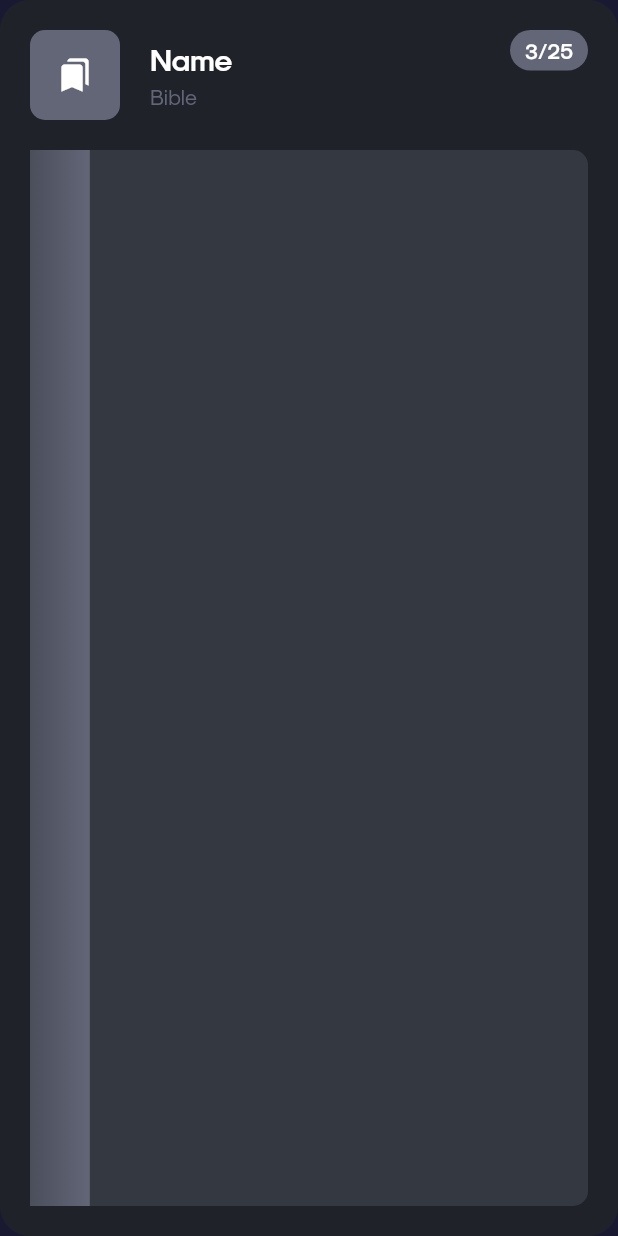
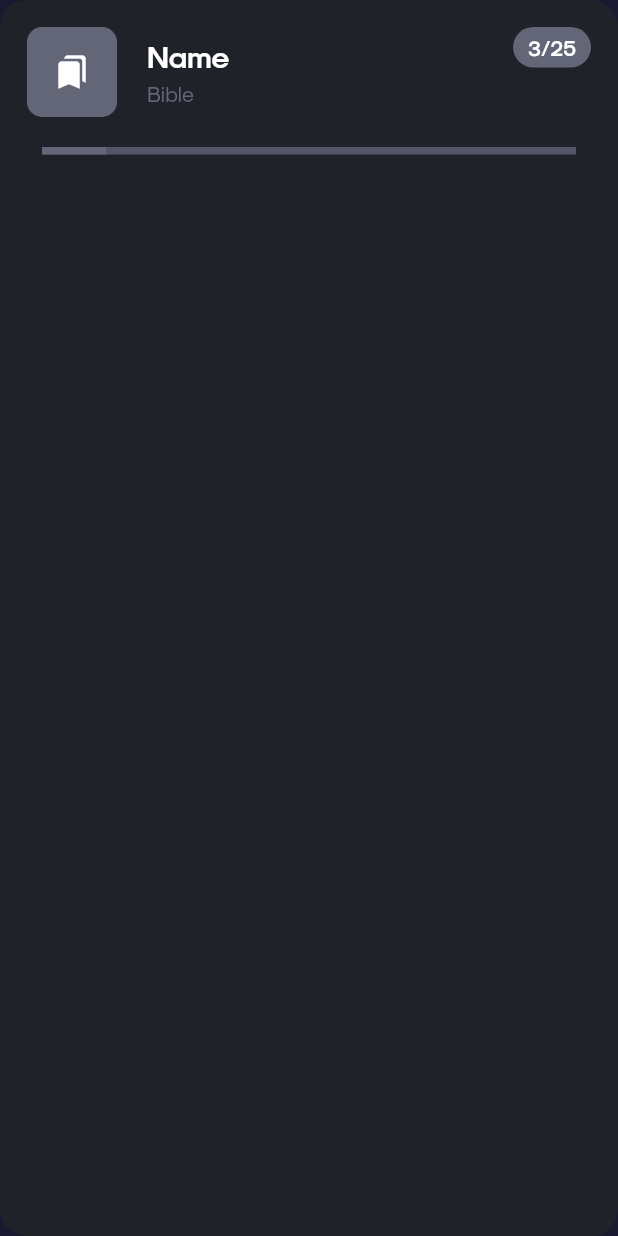
Before and after one commit to alexsosat/Bible_Quest, a Flutter app: the PlanCard widget shown alone on an empty page, opened directly, on a phone screen of 412 x 824 dp. Run offline on Flutter 3.47's test engine with Material 2 defaults, Android fonts, the phone set to English and light mode, and no system bars; drawn by our look-alikes of percent_indicator; our stand-ins replace device_preview, firebase_auth, firebase_core, font_awesome_flutter, get, get_storage; missing offline and left inert: spring; accounts and stored records are empty; network calls fail.

Commit message:
Tweenings to design of plan cards

```diff
--- a/bible_quest/lib/app/modules/activities/lectures/views/widgets/progress_card.dart
+++ b/bible_quest/lib/app/modules/activities/lectures/views/widgets/progress_card.dart
@@ -1,3 +1,4 @@
+import 'package:bible_quest/globals/progress/linear_progress_bar.dart';
 import 'package:bible_quest/utils/colors.dart';
 import 'package:flutter/material.dart';
 
@@ -21,13 +22,17 @@ class PlanCard extends StatelessWidget {
 
   @override
   Widget build(BuildContext context) {
-    return InkWell(
-      onTap: () {},
+    return TextButton(
+      onPressed: () {},
+      style: TextButton.styleFrom(
+        primary: Colors.white,
+        backgroundColor: HexColor.fromHex("20222A"),
+        shape: RoundedRectangleBorder(
+          borderRadius: BorderRadius.circular(18.0),
+        ),
+      ),
       child: Container(
-        padding: EdgeInsets.all(20),
-        decoration: BoxDecoration(
-            color: HexColor.fromHex("20222A"),
-            borderRadius: BorderRadius.circular(20)),
+        padding: EdgeInsets.all(10),
         child: Column(
           crossAxisAlignment: CrossAxisAlignment.start,
           children: [
@@ -75,24 +80,10 @@ class PlanCard extends StatelessWidget {
               ],
             ),
             SizedBox(height: 20),
-            Expanded(
-              child: Container(
-                  width: double.infinity,
-                  height: 5,
-                  decoration: BoxDecoration(
-                      borderRadius: BorderRadius.circular(10),
-                      color: HexColor.fromHex("343840")),
-                  child: Row(children: [
-                    Expanded(
-                        flex: ratingsUpperNumber,
-                        child: Container(
-                            decoration: BoxDecoration(
-                                gradient: LinearGradient(colors: [
-                          darken(HexColor.fromHex(color)),
-                          HexColor.fromHex(color)
-                        ])))),
-                    Expanded(flex: ratingsLowerNumber, child: SizedBox())
-                  ])),
+            LinearProgressBar(
+              currentValue: ratingsUpperNumber,
+              maxValue: ratingsLowerNumber,
+              barColor: HexColor.fromHex(color),
             )
           ],
         ),
```
Also changed, not shown: bible_quest/lib/app/modules/activities/lectures/views/lectures_navigation_view.dart (+7 -6 lines), bible_quest/lib/app/modules/user/modules/create/controllers/create_user_controller.dart (+6 -1 lines).
